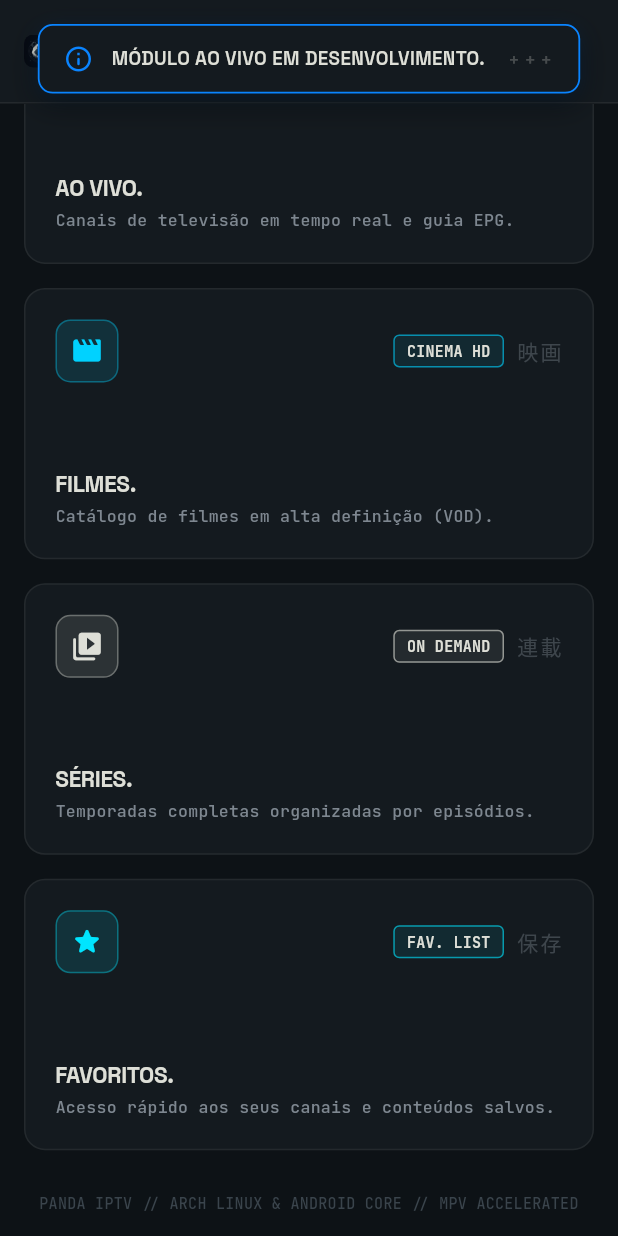
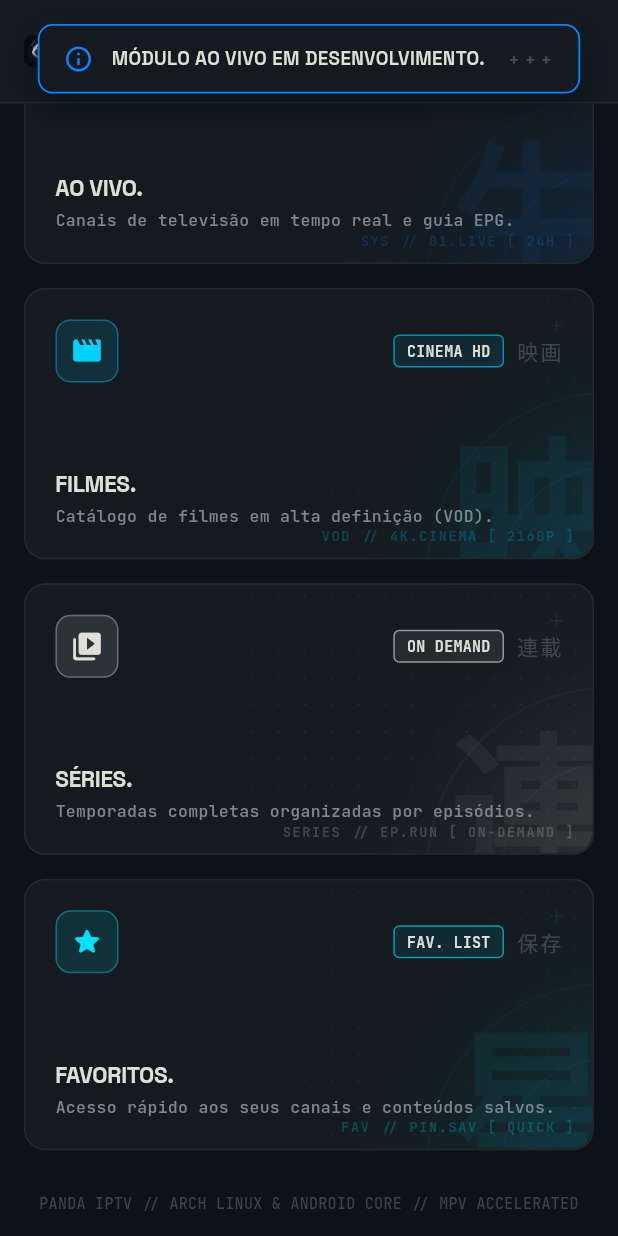
Before and after one commit to satodu/panda-iptv, a Flutter app: the DashboardScreen screen opened directly, scrolled down 284 dp, after a tap on "LIVE STREAMS", on a phone screen of 412 x 824 dp. Run offline on Flutter 3.47's test engine with Material 3 defaults, Android fonts, the phone set to English and light mode, and no system bars; our stand-ins replace cached_network_image, google_fonts, shared_preferences; missing offline and left inert: media_kit, media_kit_video; accounts and stored records are empty.

Commit message:
feat(ui): add oriental brutalist background ornaments and watermarks to home bento cards

```diff
--- a/lib/core/widgets/bento_card.dart
+++ b/lib/core/widgets/bento_card.dart
@@ -4,6 +4,7 @@ import '../theme/app_colors.dart';
 /// Card Bento Oriental Brutalista
 /// Totalmente otimizado para Controle Remoto (D-Pad TV), Teclado e Mouse.
 class BentoCard extends StatefulWidget {
+  final Widget? background;
   final Widget child;
   final VoidCallback? onTap;
   final EdgeInsetsGeometry? padding;
@@ -16,6 +17,7 @@ class BentoCard extends StatefulWidget {
   const BentoCard({
     super.key,
     required this.child,
+    this.background,
     this.onTap,
     this.padding,
     this.backgroundColor,
@@ -120,11 +122,16 @@ class _BentoCardState extends State<BentoCard> {
                     ]
                   : null),
         ),
-        child: Material(
+        child: ClipRRect(
+          borderRadius: BorderRadius.circular(widget.borderRadius),
+          child: Stack(
+            fit: StackFit.passthrough,
+            children: [
+              if (widget.background != null)
+                Positioned.fill(child: widget.background!),
+              Material(
                 color: Colors.transparent,
-          borderRadius: BorderRadius.circular(widget.borderRadius),
                 child: InkWell(
-            borderRadius: BorderRadius.circular(widget.borderRadius),
                   onTap: widget.onTap,
                   splashColor: AppColors.accentPrimary.withValues(alpha: 0.15),
                   highlightColor: AppColors.accentPrimary.withValues(alpha: 0.05),
@@ -134,6 +141,9 @@ class _BentoCardState extends State<BentoCard> {
                   ),
                 ),
               ),
+            ],
+          ),
+        ),
       ),
     );
   }
--- /dev/null
+++ b/lib/core/widgets/bento_card_background.dart
@@ -0,0 +1,205 @@
+import 'package:flutter/material.dart';
+import '../theme/app_typography.dart';
+
+/// Padrão de Fundo e Enfeite Ornamental para Cards Bento
+/// Direção de Arte: Oriental Brutalismo Minimalista
+/// Incorpora:
+/// - Gradiente radial atmosférico na cor de destaque
+/// - Malha sutil de micro-pontos (Dot Matrix Grid)
+/// - Anéis arquitetônicos finos de wireframe (1px hairline)
+/// - Grande marca d'água tipográfica oriental (Kanji / Katakana)
+/// - Tags técnicas de micro-coordenadas em monospace
+/// - Suporte opcional a imagem raster (Asset/Network) com máscara escura
+class BentoCardBackground extends StatelessWidget {
+  final Color accentColor;
+  final String? watermarkKanji;
+  final String? technicalTag;
+  final IconData? watermarkIcon;
+  final ImageProvider? image;
+  final double imageOpacity;
+  final bool showGrid;
+  final bool showRings;
+
+  const BentoCardBackground({
+    super.key,
+    required this.accentColor,
+    this.watermarkKanji,
+    this.technicalTag,
+    this.watermarkIcon,
+    this.image,
+    this.imageOpacity = 0.12,
+    this.showGrid = true,
+    this.showRings = true,
+  });
+
+  @override
+  Widget build(BuildContext context) {
+    return IgnorePointer(
+      child: Stack(
+        fit: StackFit.expand,
+        children: [
+          // 1. Imagem de fundo opcional com máscara fosca
+          if (image != null)
+            ShaderMask(
+              shaderCallback: (bounds) {
+                return LinearGradient(
+                  begin: Alignment.topLeft,
+                  end: Alignment.bottomRight,
+                  colors: [
+                    Colors.black.withValues(alpha: 0.8),
+                    Colors.black.withValues(alpha: 0.2),
+                  ],
+                ).createShader(bounds);
+              },
+              blendMode: BlendMode.dstIn,
+              child: Opacity(
+                opacity: imageOpacity,
+                child: Image(
+                  image: image!,
+                  fit: BoxFit.cover,
+                ),
+              ),
+            ),
+
+          // 2. Gradiente radial atmosférico no canto inferior direito
+          DecoratedBox(
+            decoration: BoxDecoration(
+              gradient: RadialGradient(
+                center: const Alignment(1.15, 1.15),
+                radius: 1.4,
+                colors: [
+                  accentColor.withValues(alpha: 0.13),
+                  accentColor.withValues(alpha: 0.04),
+                  Colors.transparent,
+                ],
+                stops: const [0.0, 0.45, 1.0],
+              ),
+            ),
+          ),
+
+          // 3. Pintura procedural de Dot Matrix e Anéis Wireframe
+          if (showGrid || showRings)
+            CustomPaint(
+              painter: _BentoArchitecturalPainter(
+                color: accentColor,
+                showGrid: showGrid,
+                showRings: showRings,
+              ),
+            ),
+
+          // 4. Marca d'água Kanji monumental ou Ícone desconstruído
+          if (watermarkKanji != null && watermarkKanji!.isNotEmpty)
+            Positioned(
+              bottom: -20,
+              right: -10,
+              child: Text(
+                watermarkKanji!,
+                style: AppTypography.orientalAccent(
+                  fontSize: 108,
+                ).copyWith(
+                  color: accentColor.withValues(alpha: 0.055),
+                  fontWeight: FontWeight.w900,
+                  height: 1.0,
+                  letterSpacing: -6,
+                ),
+              ),
+            )
+          else if (watermarkIcon != null)
+            Positioned(
+              bottom: -15,
+              right: -10,
+              child: Icon(
+                watermarkIcon,
+                size: 96,
+                color: accentColor.withValues(alpha: 0.045),
+              ),
+            ),
+
+          // 5. Micro-coordenadas técnicas no rodapé direito
+          if (technicalTag != null && technicalTag!.isNotEmpty)
+            Positioned(
+              bottom: 8,
+              right: 12,
+              child: Text(
+                technicalTag!,
+                style: AppTypography.mono(
+                  fontSize: 9,
+                  color: accentColor.withValues(alpha: 0.22),
+                ).copyWith(
+                  letterSpacing: 1.1,
+                ),
+              ),
+            ),
+        ],
+      ),
+    );
+  }
+}
+
+/// Painter procedural para Dot Matrix Grid e Anéis de Wireframe Arquitetônicos
+class _BentoArchitecturalPainter extends CustomPainter {
+  final Color color;
+  final bool showGrid;
+  final bool showRings;
+
+  _BentoArchitecturalPainter({
+    required this.color,
+    required this.showGrid,
+    required this.showRings,
+  });
+
+  @override
+  void paint(Canvas canvas, Size size) {
+    // 1. Grid sutil de micro-pontos (Dot Matrix)
+    if (showGrid) {
+      final dotPaint = Paint()
+        ..color = color.withValues(alpha: 0.045)
+        ..style = PaintingStyle.fill;
+
+      const spacing = 18.0;
+      final startX = size.width * 0.35; // Apenas no lado direito para não poluir os textos
+      for (double x = startX; x < size.width; x += spacing) {
+        for (double y = 8.0; y < size.height - 8.0; y += spacing) {
+          canvas.drawCircle(Offset(x, y), 0.8, dotPaint);
+        }
+      }
+    }
+
+    // 2. Anéis circulares finos de contraste (1px hairline) no canto inferior
+    if (showRings) {
+      final ringPaint = Paint()
+        ..color = color.withValues(alpha: 0.04)
+        ..style = PaintingStyle.stroke
+        ..strokeWidth = 1.0;
+
+      final center = Offset(size.width + 10, size.height + 10);
+      canvas.drawCircle(center, 70, ringPaint);
+      canvas.drawCircle(center, 120, ringPaint);
+
+      // Marca em cruz fina de mira (+)
+      final crosshairPaint = Paint()
+        ..color = color.withValues(alpha: 0.08)
+        ..strokeWidth = 1.0;
+
+      const chSize = 4.0;
+      final chCenter = Offset(size.width - 24, 24);
+      canvas.drawLine(
+        Offset(chCenter.dx - chSize, chCenter.dy),
+        Offset(chCenter.dx + chSize, chCenter.dy),
+        crosshairPaint,
+      );
+      canvas.drawLine(
+        Offset(chCenter.dx, chCenter.dy - chSize),
+        Offset(chCenter.dx, chCenter.dy + chSize),
+        crosshairPaint,
+      );
+    }
+  }
+
+  @override
+  bool shouldRepaint(covariant _BentoArchitecturalPainter oldDelegate) {
+    return oldDelegate.color != color ||
+        oldDelegate.showGrid != showGrid ||
+        oldDelegate.showRings != showRings;
+  }
+}
--- a/lib/features/dashboard/dashboard_screen.dart
+++ b/lib/features/dashboard/dashboard_screen.dart
@@ -7,6 +7,7 @@ import '../../core/theme/app_colors.dart';
 import '../../core/theme/app_typography.dart';
 import '../../core/widgets/app_toast.dart';
 import '../../core/widgets/bento_card.dart';
+import '../../core/widgets/bento_card_background.dart';
 import '../../core/widgets/brutalist_entrance.dart';
 import '../../core/widgets/hanko_badge.dart';
 import '../../core/widgets/tech_crosses.dart';
@@ -167,6 +168,11 @@ class _DashboardScreenState extends State<DashboardScreen> {
     return BentoCard(
       padding: EdgeInsets.all(isNarrow ? 16 : 24),
       backgroundColor: AppColors.surfaceCard,
+      background: const BentoCardBackground(
+        accentColor: AppColors.accentPrimary,
+        watermarkKanji: '熊猫',
+        technicalTag: 'PANDA.IPTV // CORE.HUB [ 1080P ]',
+      ),
       child: Row(
         crossAxisAlignment: CrossAxisAlignment.center,
         children: [
@@ -230,6 +236,8 @@ class _DashboardScreenState extends State<DashboardScreen> {
         icon: Icons.live_tv_rounded,
         color: AppColors.accentPrimary,
         kanji: '生放送',
+        watermarkKanji: '生',
+        technicalTag: 'SYS // 01.LIVE [ 24H ]',
         onTap: () {
           AppToast.info(context, 'MÓDULO AO VIVO EM DESENVOLVIMENTO.');
         },
@@ -241,6 +249,8 @@ class _DashboardScreenState extends State<DashboardScreen> {
         icon: Icons.movie_rounded,
         color: AppColors.accentCyan,
         kanji: '映画',
+        watermarkKanji: '映',
+        technicalTag: 'VOD // 4K.CINEMA [ 2160P ]',
         onTap: () {
           Navigator.of(context).push(
             MaterialPageRoute(builder: (_) => const VodScreen()),
@@ -254,6 +264,8 @@ class _DashboardScreenState extends State<DashboardScreen> {
         icon: Icons.video_collection_rounded,
         color: AppColors.textPrimary,
         kanji: '連載',
+        watermarkKanji: '連',
+        technicalTag: 'SERIES // EP.RUN [ ON-DEMAND ]',
         onTap: () {
           Navigator.of(context).push(
             MaterialPageRoute(builder: (_) => const SeriesScreen()),
@@ -267,6 +279,8 @@ class _DashboardScreenState extends State<DashboardScreen> {
         icon: Icons.star_rounded,
         color: AppColors.statusLive,
         kanji: '保存',
+        watermarkKanji: '星',
+        technicalTag: 'FAV // PIN.SAV [ QUICK ]',
         onTap: () {
           Navigator.of(context).push(
             MaterialPageRoute(builder: (_) => const FavoritesScreen()),
@@ -300,6 +314,12 @@ class _DashboardScreenState extends State<DashboardScreen> {
               index: index,
               child: BentoCard(
                 onTap: item.onTap,
+                background: BentoCardBackground(
+                  accentColor: item.color,
+                  watermarkKanji: item.watermarkKanji,
+                  technicalTag: item.technicalTag,
+                  watermarkIcon: item.icon,
+                ),
                 child: Column(
                   crossAxisAlignment: CrossAxisAlignment.start,
                   mainAxisAlignment: MainAxisAlignment.spaceBetween,
@@ -591,6 +611,8 @@ class _BentoItem {
   final IconData icon;
   final Color color;
   final String kanji;
+  final String? watermarkKanji;
+  final String? technicalTag;
   final VoidCallback onTap;
 
   _BentoItem({
@@ -600,6 +622,8 @@ class _BentoItem {
     required this.icon,
     required this.color,
     required this.kanji,
+    this.watermarkKanji,
+    this.technicalTag,
     required this.onTap,
   });
 }
```
Lines whose indentation alone changed are shown as unchanged.
